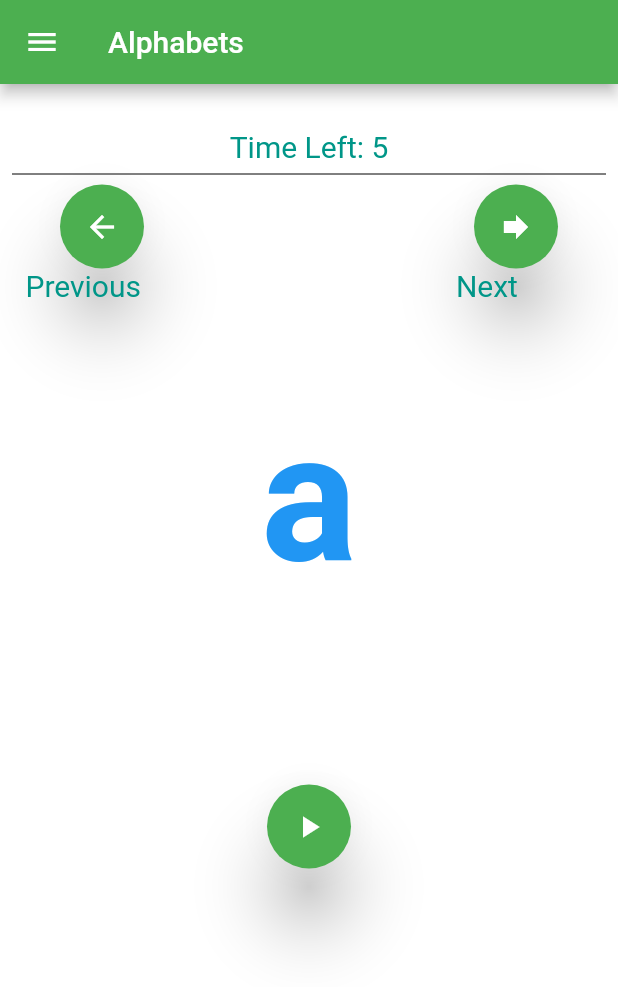
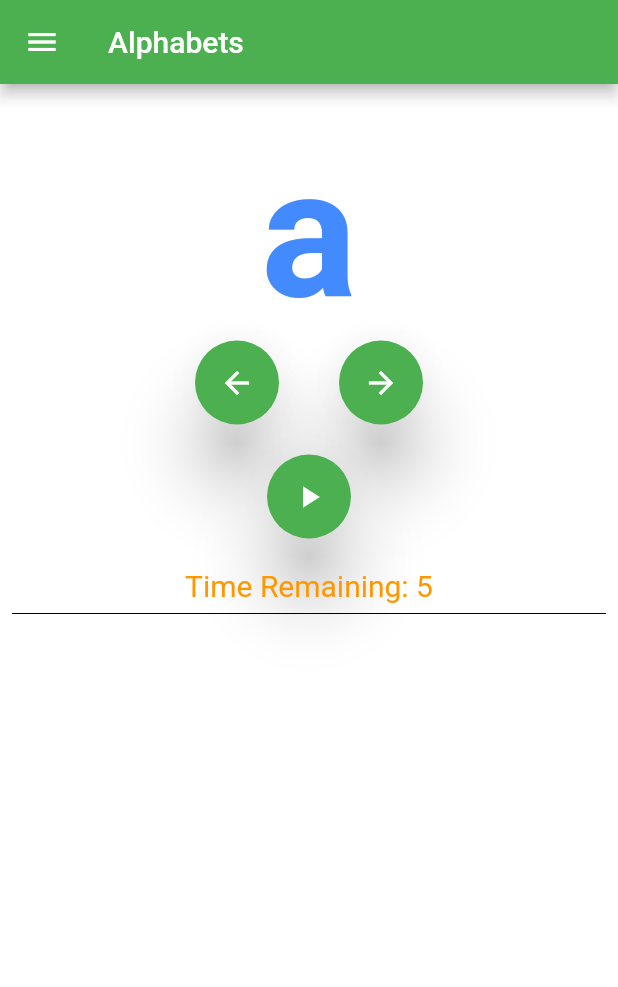
Before and after one commit to javedmughal-058/flutter_learning_2021, a Flutter app: the PlayScreen screen opened directly, on a phone screen of 412 x 824 dp. Shown: the top 987 px of the screen. Run offline on Flutter 3.47's test engine with Material 2 defaults, Android fonts, the phone set to English and light mode, and no system bars; our stand-ins replace audioplayers, rflutter_alert; missing offline and left inert: kids_app_in_flutter.

Commit message:
Forward and Backward Options

```diff
--- a/kids_app_in_flutter/lib/PlayScreen.dart
+++ b/kids_app_in_flutter/lib/PlayScreen.dart
@@ -137,72 +137,78 @@ class _PlayScreenState extends State<PlayScreen> {
                   ),
                 )
           ),
+                const SizedBox(
+                  height: 8,
+                  child: Divider(
+                    color: Colors.black,
+                  ),
+                ),
                 ListTile(
-                  leading: const Icon(Icons.home),
-                  title: const Text('Home',
+                  title: const Text('Main Screen',
                     style: TextStyle(
-                      color: Colors.black45,
-                      fontSize: 14.0,
+                      color: Colors.green,
+                      fontSize: 18.0,
                     ),
                   ),
                   onTap: () {
-                    Navigator.pop(context);
+                    // Update the state of the app
+                    // ...
+                    // Then close the drawer
+                    Navigator.push(
+                      context,
+                      MaterialPageRoute(builder: (context) => MyHomePage()),
+                    );
                   },
                 ),
+                const SizedBox(
+                  height: 8,
+                  child: Divider(
+                    color: Colors.black,
+                  ),
+                ),
                 ListTile(
-                  leading: const Icon(Icons.account_circle_rounded),
-                  title: const Text('Account',
+                  title: const Text('Capital A-Z',
                     style: TextStyle(
-                      color: Colors.black45,
-                      fontSize: 14.0,
+                      color: Colors.green,
+                      fontSize: 18.0,
                     ),
                   ),
                   onTap: () {
-                    Navigator.pop(context);
+                    // Update the state of the app
+                    // ...
+                    // Then close the drawer
+                    alphaCase = true;
+                    Navigator.push(
+                      context,
+                      MaterialPageRoute(builder: (context) => PlayScreen()),
+                    );
                   },
                 ),
+                const SizedBox(
+                  height: 8,
+                  child: Divider(
+                    color: Colors.black,
+                  ),
+                ),
                 ListTile(
-                  leading: const Icon(Icons.settings_applications_rounded ),
-                  title: const Text('Setting',
+                  title: const Text('small a-z',
                     style: TextStyle(
-                      color: Colors.black45,
-                      fontSize: 14.0,
+                      color: Colors.green,
+                      fontSize: 18.0,
                     ),),
                   onTap: () {
                     // Update the state of the app
                     // ...
                     // Then close the drawer
-                    Navigator.pop(context);
-                  },
-                ),
-                ListTile(
-                  leading: const Icon(Icons.article_rounded),
-                  title: const Text('About us',
-                    style: TextStyle(
-                      color: Colors.black45,
-                      fontSize: 14.0,
-                    ),
-                  ),
-                  onTap: () {
-                    Navigator.pop(context);
-                  },
-                ),
-                ListTile(
-                  leading: const Icon(Icons.info),
-                  title: const Text('App info',
-                    style: TextStyle(
-                      color: Colors.black45,
-                      fontSize: 16.0,
-                    ),),
-                  onTap: () {
-                    // Update the state of the app
-                    // ...
-                    // Then close the drawer
-                    Navigator.pop(context);
+                    alphaCase = false;
+                    Navigator.push(
+                      context,
+                      MaterialPageRoute(builder: (context) => PlayScreen()),
+                    );
                   },
                 ),
                 const SizedBox(
-                  height: 14,
+                  height: 8,
                   child: Divider(
                     color: Colors.black,
                   ),
@@ -224,27 +230,20 @@ class _PlayScreenState extends State<PlayScreen> {
               const SizedBox(
                 height: 30,
               ),
-              Padding(
-                padding: const EdgeInsets.only(left: 8.0, right: 8),
-                child: Column(
-                  crossAxisAlignment: CrossAxisAlignment.center,
-                  mainAxisAlignment: MainAxisAlignment.start,
-                  children: [
-                    Text(
-                      'Time Left: $seconds',
+              alphaCase == true
+                  ? Text(
+                      '${Capital[count]}',
                       style: const TextStyle(
-                          color: Colors.teal,
-                          fontSize: 20,
-                          fontWeight: FontWeight.w400),
-                    ),
-                    const SizedBox(
-                      height: 14,
-                      child: Divider(
-                        color: Colors.black,
-                      ),
-                    ),
-                  ],
-                ),
+                          color: Colors.orange,
+                          fontSize: 120,
+                          fontWeight: FontWeight.w600),
+                    )
+                  : Text(
+                      '${small[count]}',
+                      style: const TextStyle(
+                          color: Colors. blueAccent,
+                          fontSize: 120,
+                          fontWeight: FontWeight.w600),
                     ),
               Row(
                 mainAxisAlignment: MainAxisAlignment.center,
@@ -268,13 +267,13 @@ class _PlayScreenState extends State<PlayScreen> {
                         });
                       }),
                   const SizedBox(
-                        width: 220,
+                    width: 40,
                   ),
                   FloatingActionButton(
                       elevation: 20,
                       backgroundColor: Colors.green,
                       child: const Icon(
-                            Icons.forward,
+                        Icons.arrow_forward,
                         color: Colors.white,
                       ),
                       onPressed: () {
@@ -288,46 +287,8 @@ class _PlayScreenState extends State<PlayScreen> {
                       }),
                 ],
               ),
-              Row(
-                children: [
               const SizedBox(
-                    width: 17,
-                  ),
-                  Text('Previous',
-                    style: const TextStyle(
-                        color: Colors.teal,
-                        fontSize: 20,
-                        fontWeight: FontWeight.w400),),
-                  const SizedBox(
-                    width: 210,
-                  ),
-                  Text('Next',
-                    style: const TextStyle(
-                        color: Colors.teal,
-                        fontSize: 20,
-                        fontWeight: FontWeight.w400),),
-                ],
-              ),
-              const SizedBox(
-                height: 60,
-              ),
-              alphaCase == true
-                  ? Text(
-                      '${Capital[count]}',
-                      style: const TextStyle(
-                          color: Colors.blue,
-                          fontSize: 120,
-                          fontWeight: FontWeight.w600),
-                    )
-                  : Text(
-                      '${small[count]}',
-                      style: const TextStyle(
-                          color: Colors.blue,
-                          fontSize: 120,
-                          fontWeight: FontWeight.w600),
-                    ),
-              const SizedBox(
-                height: 120,
+                height: 20,
               ),
               num == false
                   ? FloatingActionButton(
@@ -343,7 +304,31 @@ class _PlayScreenState extends State<PlayScreen> {
                         });
                       })
                   : Container(),
-
+              SizedBox(
+                height: 20.0,
+              ),
+              Padding(
+                padding: const EdgeInsets.only(left: 8.0, right: 8),
+                child: Column(
+                  crossAxisAlignment: CrossAxisAlignment.center,
+                  mainAxisAlignment: MainAxisAlignment.start,
+                  children: [
+                    Text(
+                      'Time Remaining: $seconds',
+                      style: const TextStyle(
+                          color: Colors.orange,
+                          fontSize: 20,
+                          fontWeight: FontWeight.w400),
+                    ),
+                    const SizedBox(
+                      height: 14,
+                      child: Divider(
+                        color: Colors.black,
+                      ),
+                    ),
+                  ],
+                ),
+              ),
             ],
           ),
         ));
```
Lines whose indentation alone changed are shown as unchanged.
